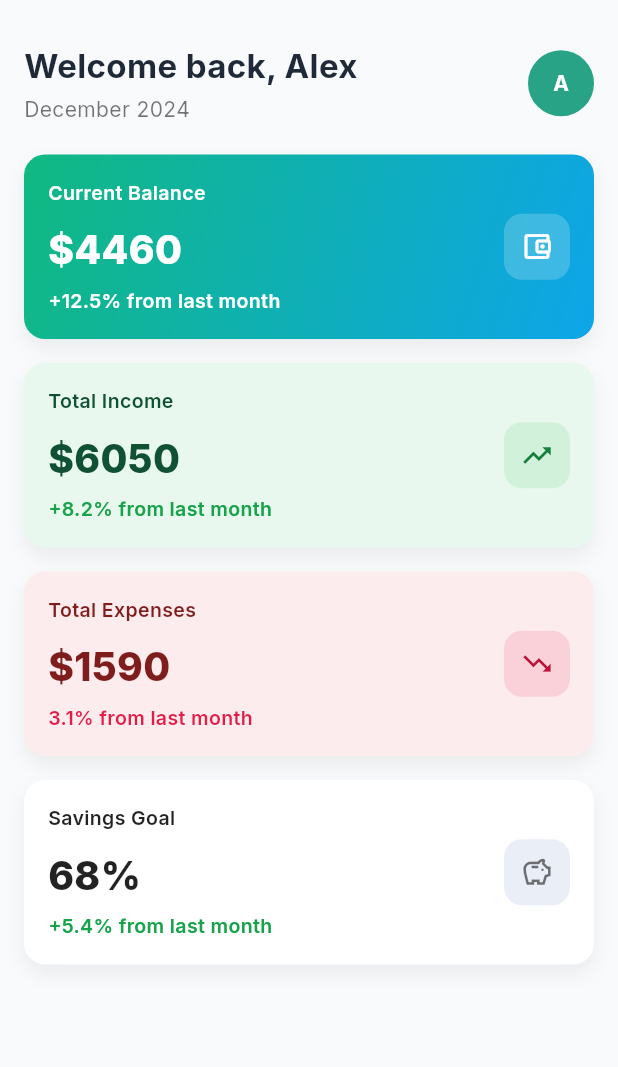
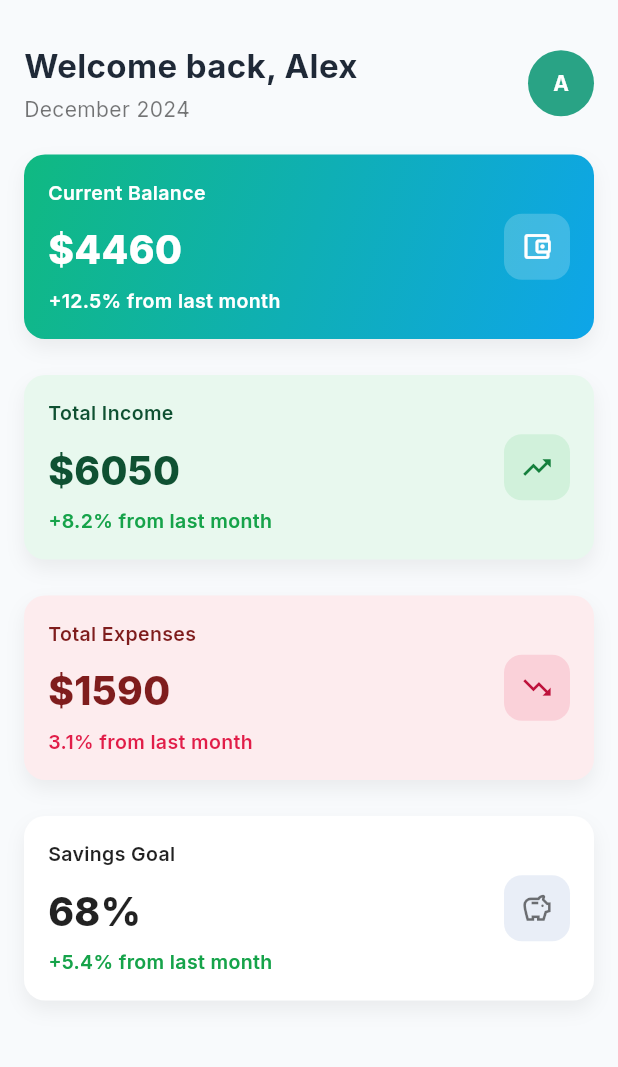
Before and after one commit to Andrew-Makau/M-tracker, a Flutter app: the DashboardScreen screen opened by its route, on a phone screen of 412 x 824 dp, the part 78-1145 px from its top. Run offline on Flutter 3.47's test engine with Material 3 defaults, Android fonts, the phone set to English and light mode, and no system bars; our stand-ins replace cached_network_image, camera, connectivity_plus, dio, file_picker, fl_chart and 10 more; missing offline and left inert: dart:html, excel; accounts and stored records are empty.

Commit message:
11/12 23:54

```diff
--- a/budget_app_frontend/lib/presentation/dashboard_home_screen/dashboard_home_screen.dart
+++ b/budget_app_frontend/lib/presentation/dashboard_home_screen/dashboard_home_screen.dart
@@ -423,9 +423,10 @@ class _DashboardHomeScreenState extends State<DashboardHomeScreen>
       appBar: BrandAppBar(
         backgroundColor: Colors.white,
         elevation: 2,
-        title: const Row(
+        leading: Row(
           mainAxisSize: MainAxisSize.min,
           children: [
+            SizedBox(width: 12),
             SizedBox(
               height: 34,
               width: 34,
@@ -450,7 +451,7 @@ class _DashboardHomeScreenState extends State<DashboardHomeScreen>
             ),
           ],
         ),
-        leading: const SizedBox.shrink(),
+        title: null,
         actions: [
           IconButton(
             tooltip: _selectedDate == null
--- a/budget_app_frontend/lib/presentation/dashboard_screen.dart
+++ b/budget_app_frontend/lib/presentation/dashboard_screen.dart
@@ -71,17 +71,21 @@ class DashboardScreen extends StatelessWidget {
 
                 const SizedBox(height: 20),
 
-                // Stat cards grid
-                LayoutBuilder(
+                // Stat cards grid - centered with creative whitespace
+                Center(
+                  child: ConstrainedBox(
+                    constraints: const BoxConstraints(maxWidth: 1200),
+                    child: LayoutBuilder(
                       builder: (context, constraints) {
                         final isWide = constraints.maxWidth >= 900;
                         final isMedium = constraints.maxWidth >= 600;
                         final itemWidth =
-                        isWide ? (constraints.maxWidth - 16 * 3) / 4 : isMedium ? (constraints.maxWidth - 16) / 2 : constraints.maxWidth;
+                            isWide ? (constraints.maxWidth - 24 * 3) / 4 : isMedium ? (constraints.maxWidth - 24) / 2 : constraints.maxWidth;
 
                         return Wrap(
-                      spacing: 16,
-                      runSpacing: 16,
+                          alignment: WrapAlignment.center,
+                          spacing: 24,
+                          runSpacing: 24,
                           children: [
                         SizedBox(
                           width: itemWidth,
@@ -131,8 +135,10 @@ class DashboardScreen extends StatelessWidget {
                         );
                       },
                     ),
+                  ),
+                ),
 
-                const SizedBox(height: 24),
+                const SizedBox(height: 32),
               ],
             ),
           ),
--- a/budget_app_frontend/lib/widgets/app_bottom_nav.dart
+++ b/budget_app_frontend/lib/widgets/app_bottom_nav.dart
@@ -59,7 +59,7 @@ class AppBottomNav extends StatelessWidget {
             Text(
               label,
               style: TextStyle(
-                fontSize: 10.sp,
+                fontSize: 15.sp,
                 color: isActive ? kPrimary : const Color(0xFF9E9E9E),
                 fontWeight: isActive ? FontWeight.w600 : FontWeight.w400,
               ),
```
Also changed, not shown: budget_app_frontend/lib/presentation/add_expense_screen/add_expense_screen.dart (+1 -25 lines). Lines whose indentation alone changed are shown as unchanged.
